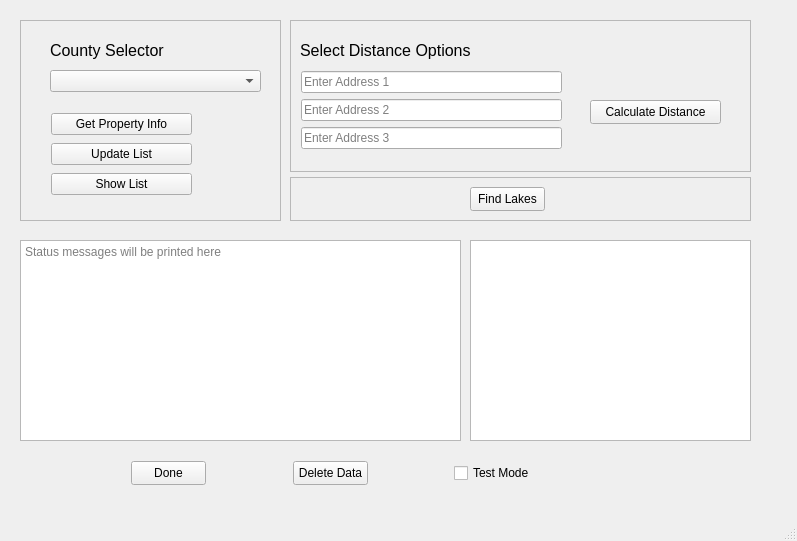
First picture: the form in qt_ui.ui, repository Ericdroush/Tax_Sale, before the edit.
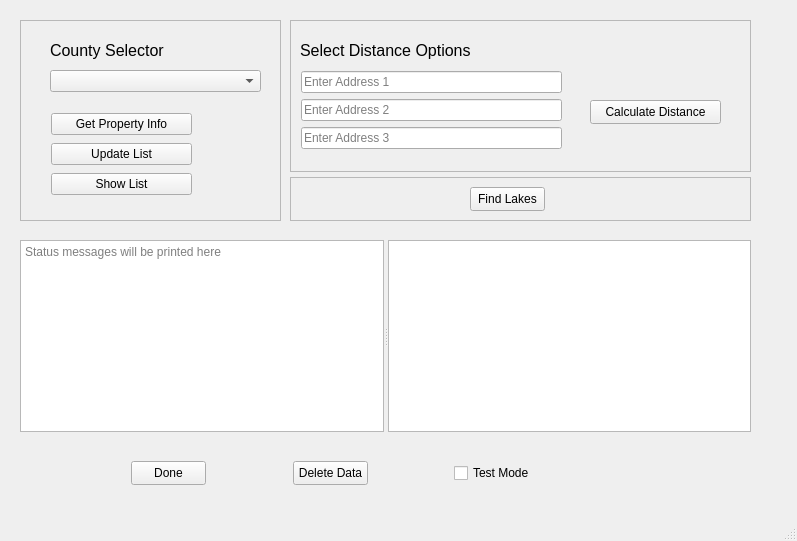
Second picture: the form after the edit.

Commit message: Working dialog, about to make some big changes

The edit to the form file:
```diff
--- a/qt_ui.ui
+++ b/qt_ui.ui
@@ -272,28 +272,24 @@
      <string>Test Mode</string>
     </property>
    </widget>
-   <widget class="QTextBrowser" name="textBrowser_print">
+   <widget class="QSplitter" name="splitter">
     <property name="geometry">
      <rect>
       <x>20</x>
       <y>240</y>
-      <width>441</width>
-      <height>201</height>
+      <width>731</width>
+      <height>192</height>
      </rect>
     </property>
+    <property name="orientation">
+     <enum>Qt::Horizontal</enum>
+    </property>
+    <widget class="QTextBrowser" name="textBrowser_print">
     <property name="placeholderText">
      <string>Status messages will be printed here</string>
     </property>
    </widget>
-   <widget class="QTextBrowser" name="textBrowser_status">
-    <property name="geometry">
-     <rect>
-      <x>470</x>
-      <y>240</y>
-      <width>281</width>
-      <height>201</height>
-     </rect>
-    </property>
+    <widget class="QTextBrowser" name="textBrowser_status"/>
    </widget>
   </widget>
   <widget class="QMenuBar" name="menubar">
```
Lines whose indentation alone changed are shown as unchanged. The commit also changes 4 other files.
